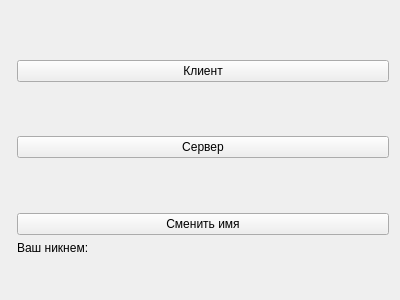
Above: widget.ui from Kochelaev/chat-JoPiTi before the change. Below: the same form after it.
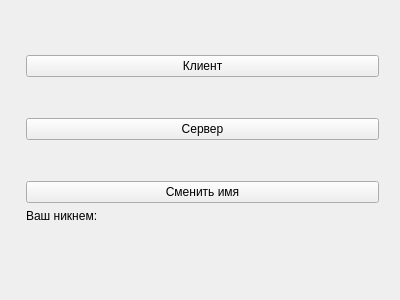
That is the form after the change.

```diff
--- a/widget.ui
+++ b/widget.ui
@@ -13,75 +13,84 @@
   <property name="windowTitle">
    <string>Widget</string>
   </property>
-  <layout class="QFormLayout" name="formLayout">
-   <item row="0" column="1">
+  <widget class="QWidget" name="">
+   <property name="geometry">
+    <rect>
+     <x>15</x>
+     <y>9</y>
+     <width>375</width>
+     <height>259</height>
+    </rect>
+   </property>
+   <layout class="QVBoxLayout" name="verticalLayout">
+    <item>
     <spacer name="verticalSpacer_2">
      <property name="orientation">
       <enum>Qt::Vertical</enum>
      </property>
      <property name="sizeHint" stdset="0">
       <size>
-       <width>20</width>
-       <height>40</height>
+        <width>373</width>
+        <height>35</height>
       </size>
      </property>
     </spacer>
    </item>
-   <item row="1" column="1">
+    <item>
     <widget class="QPushButton" name="ClientButton">
      <property name="text">
       <string>Клиент</string>
      </property>
     </widget>
    </item>
-   <item row="2" column="1">
+    <item>
     <spacer name="verticalSpacer_3">
      <property name="orientation">
       <enum>Qt::Vertical</enum>
      </property>
      <property name="sizeHint" stdset="0">
       <size>
-       <width>20</width>
-       <height>10</height>
+        <width>373</width>
+        <height>13</height>
       </size>
      </property>
     </spacer>
    </item>
-   <item row="3" column="1">
+    <item>
     <widget class="QPushButton" name="serverButton">
      <property name="text">
       <string>Сервер</string>
      </property>
     </widget>
    </item>
-   <item row="4" column="1">
+    <item>
     <spacer name="verticalSpacer">
      <property name="orientation">
       <enum>Qt::Vertical</enum>
      </property>
      <property name="sizeHint" stdset="0">
       <size>
-       <width>20</width>
-       <height>40</height>
+        <width>373</width>
+        <height>35</height>
       </size>
      </property>
     </spacer>
    </item>
-   <item row="5" column="1">
+    <item>
     <widget class="QPushButton" name="changeNameButton">
      <property name="text">
       <string>Сменить имя</string>
      </property>
     </widget>
    </item>
-   <item row="7" column="1">
+    <item>
     <widget class="QLabel" name="NicknameLabel">
      <property name="text">
       <string>Ваш никнем:</string>
      </property>
     </widget>
    </item>
-   <item row="10" column="1">
+    <item>
     <widget class="QLabel" name="nickName">
      <property name="text">
       <string>&lt;html&gt;&lt;head/&gt;&lt;body&gt;&lt;p&gt;&lt;br/&gt;&lt;/p&gt;&lt;/body&gt;&lt;/html&gt;</string>
@@ -92,6 +101,7 @@
     </widget>
    </item>
   </layout>
+  </widget>
  </widget>
  <layoutdefault spacing="6" margin="11"/>
  <resources/>
```
Lines whose indentation alone changed are shown as unchanged.
